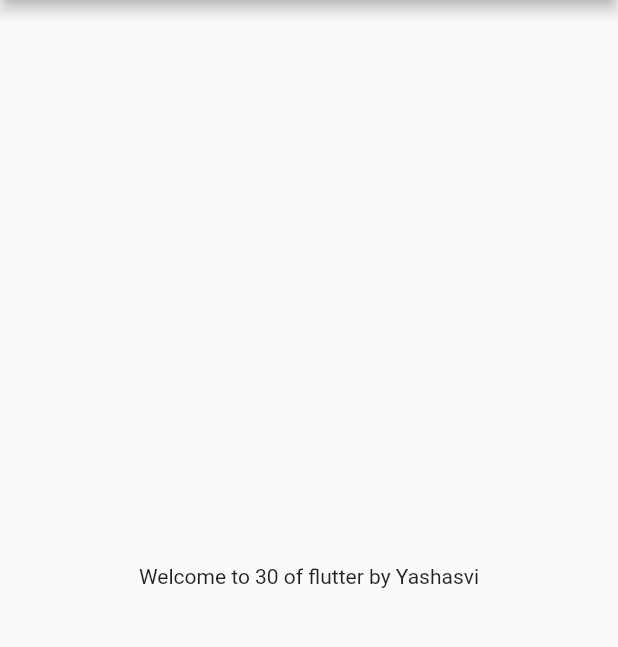
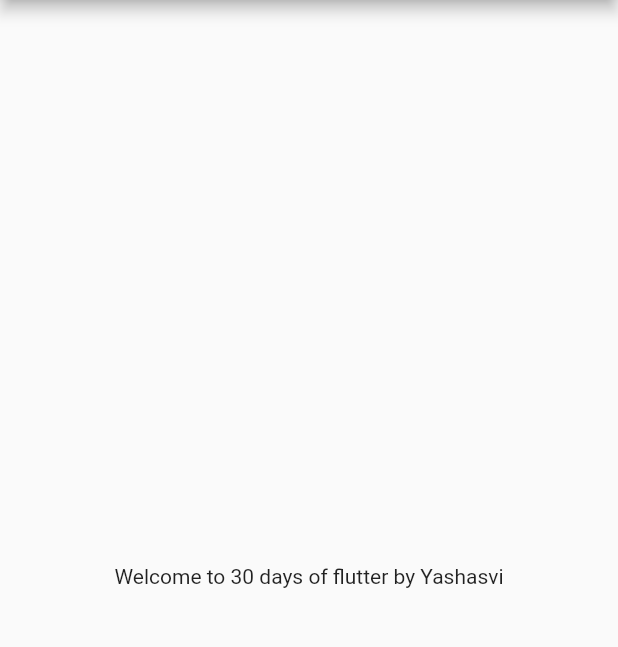
Before and after one commit to 11-yashasvi/flutter_growth, a Flutter app: the screen it shows after launch, on a phone screen of 412 x 824 dp, the part 84-731 px from its top. Run offline on Flutter 3.47's test engine with Material 2 defaults, Android fonts, the phone set to English and light mode, and no system bars.

Commit message:
Day3 completed

```diff
--- a/lib/main.dart
+++ b/lib/main.dart
@@ -1,6 +1,7 @@
 import "package:flutter/material.dart";
+import 'package:flutter_catalog/pages/login_page.dart';
 
-import "home_page.dart";
+import 'pages/home_page.dart';
 
 void main()
 {
@@ -14,7 +15,17 @@ class MyApp extends StatelessWidget {
   Widget build(BuildContext context) {
 
     return MaterialApp(
-      home: HomePage(),
+      //home: HomePage(),
+      themeMode: ThemeMode.light,
+      darkTheme: ThemeData(
+        primarySwatch: Colors.lime
+      ),
+      initialRoute: "/home",
+      routes: {
+        "/" : (context) => LoginPage(),
+        "/home" : (context) => HomePage(),
+        "/login" : (context) => LoginPage(),
+      },
     );
 
   }
--- a/lib/home_page.dart
+++ b/lib/pages/home_page.dart
@@ -13,7 +13,7 @@ class HomePage extends StatelessWidget {
       ),
         body:Center(
           child: Container(
-      child: Text("Welcome to $days of flutter by $name"),
+      child: Text("Welcome to $days days of flutter by $name"),
     ),
       ),
       drawer: const Drawer(),
```
Also changed, not shown: lib/pages/login_page.dart (added, +18 -0 lines).
